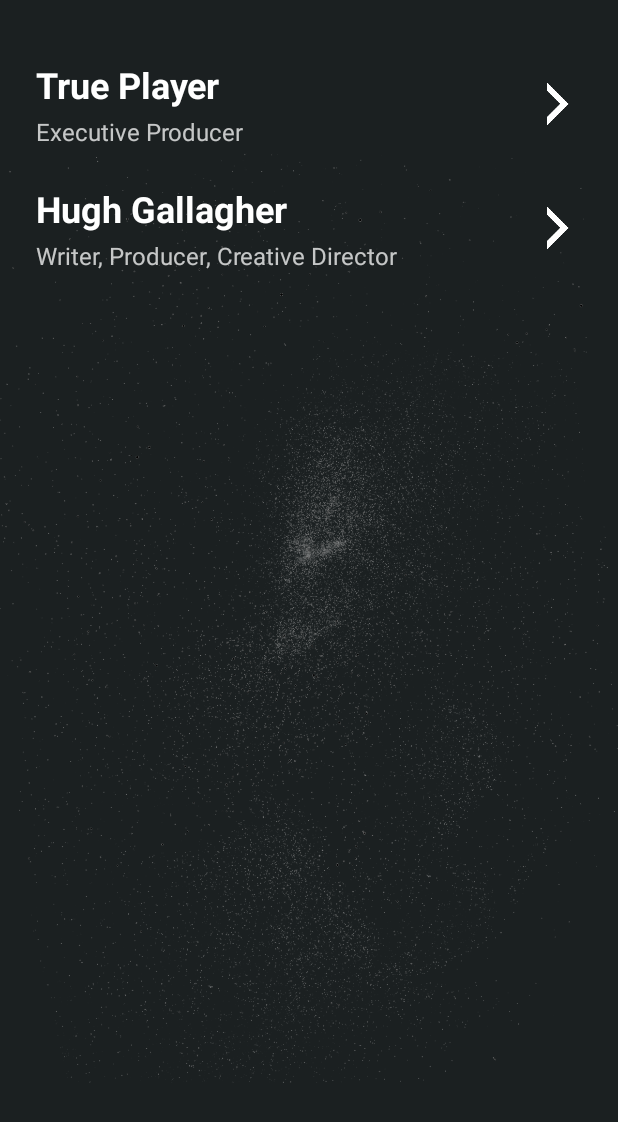
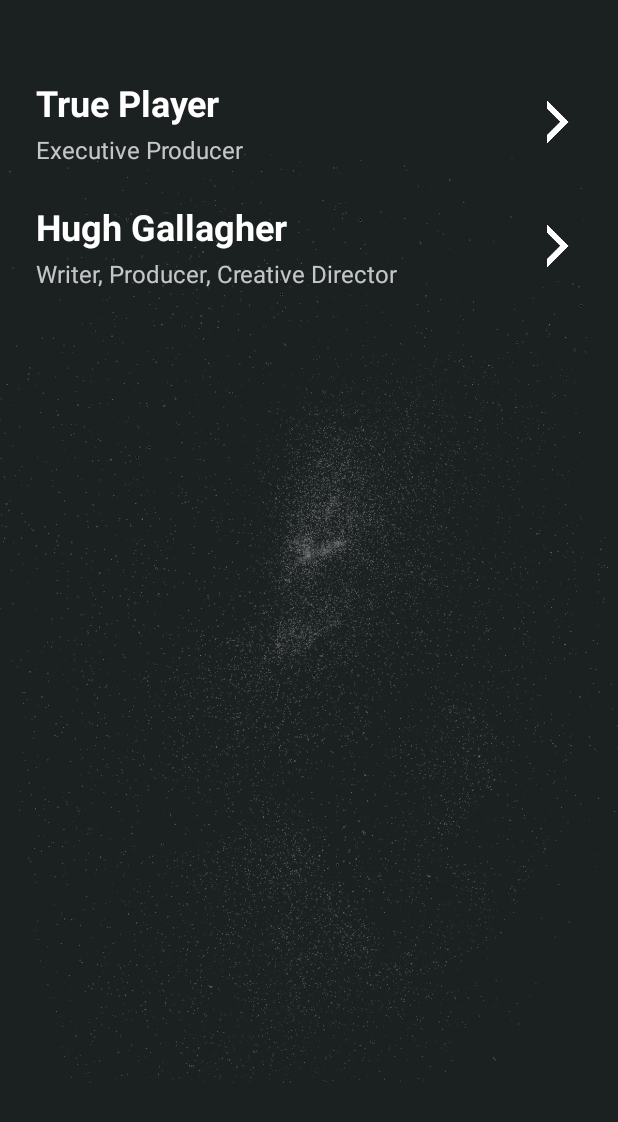
Before and after one commit to Yo-Ching/YoChing-Android, an Android app: the CreditsActivity screen opened directly, with no data from a screen before it, on a phone screen of 412 x 824 dp. Shown: the top 1122 px of the screen. Run offline under Robolectric (Android 15) with nearby library versions, the light colour scheme and no system bars.

Commit message:
Refines Credits screen

```diff
--- a/app/src/main/res/layout/activity_credits.xml
+++ b/app/src/main/res/layout/activity_credits.xml
@@ -22,20 +22,27 @@
 
         <LinearLayout
                 android:layout_height="wrap_content"
-                android:layout_marginLeft="24dp"
-                android:layout_marginRight="16dp"
                 android:layout_marginTop="40dp"
                 android:layout_width="match_parent"
                 android:orientation="vertical"
         >
 
             <LinearLayout
-                    android:background="?attr/selectableItemBackgroundBorderless"
+                    android:background="@drawable/selectable_item_background"
                     android:layout_height="wrap_content"
-                    android:layout_marginBottom="24dp"
                     android:layout_width="match_parent"
                     android:orientation="horizontal"
-            >
+                    android:clickable="true"
+                    android:paddingLeft="16dp"
+                    android:paddingStart="16dp"
+                    android:paddingEnd="8dp"
+                    android:paddingRight="8dp"
+                    android:layout_marginLeft="8dp"
+                    android:layout_marginStart="8dp"
+                    android:layout_marginRight="8dp"
+                    android:layout_marginEnd="8dp"
+                    android:paddingBottom="12dp"
+                    android:paddingTop="12dp">
 
                 <LinearLayout
                         android:layout_height="wrap_content"
@@ -84,12 +91,21 @@
 
 
             <LinearLayout
-                    android:background="?attr/selectableItemBackgroundBorderless"
+                    android:background="@drawable/selectable_item_background"
                     android:layout_height="match_parent"
-                    android:layout_marginBottom="24dp"
                     android:layout_width="match_parent"
                     android:orientation="horizontal"
-            >
+                    android:clickable="true"
+                    android:layout_marginLeft="8dp"
+                    android:layout_marginEnd="8dp"
+                    android:layout_marginRight="8dp"
+                    android:layout_marginStart="8dp"
+                    android:paddingBottom="12dp"
+                    android:paddingTop="12dp"
+                    android:paddingStart="16dp"
+                    android:paddingLeft="16dp"
+                    android:paddingRight="8dp"
+                    android:paddingEnd="8dp">
 
                 <LinearLayout
                         android:layout_height="wrap_content"
```
